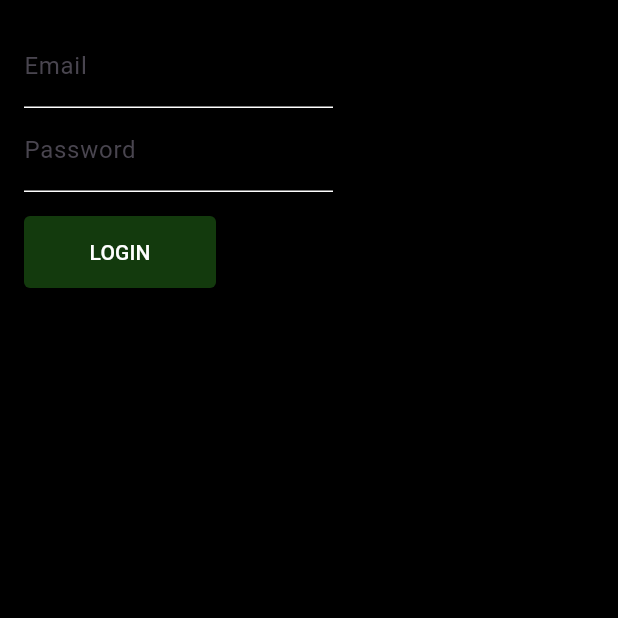
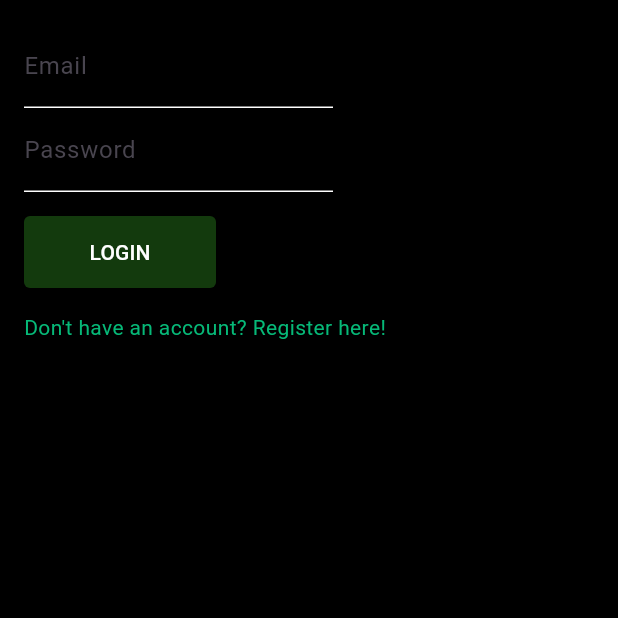
Before and after one commit to aryamaan-exe/RightBin, a Flutter app: the screen it shows after launch, after a tap on "LOGIN", on a phone screen of 412 x 824 dp, the top half of it. Run offline on Flutter 3.47's test engine with Material 3 defaults, Android fonts, the phone set to English and light mode, and no system bars; our stand-ins replace firebase_auth, firebase_core, image_picker, permission_handler; missing offline and left inert: google_mlkit_object_detection; accounts and stored records are empty; network calls fail.

Commit message:
login auth complete

```diff
--- a/lib/auth.dart
+++ b/lib/auth.dart
@@ -1,43 +1,86 @@
 import 'package:flutter/material.dart';
+import 'package:firebase_core/firebase_core.dart';
 import 'package:firebase_auth/firebase_auth.dart';
+import 'package:flutter/widgets.dart';
+import 'firebase_options.dart';
+import 'main.dart';
 import 'consts.dart';
 
 class AuthScreen extends StatefulWidget {
-  const AuthScreen({super.key});
+  const AuthScreen({Key? key}) : super(key: key);
 
   @override
   State<AuthScreen> createState() => _AuthScreenState();
 }
 
 class _AuthScreenState extends State<AuthScreen> {
-  int i = 0;
-  var pages = <Widget>[const Login()];
-  var titles = [const Text("Login"), const Text("Register")];
+  int i = 1;
+
+  @override
+  void initState() {
+    super.initState();
+  }
 
   @override
   Widget build(BuildContext context) {
+    dynamic screens = [const Register(), const Login()];
+    return FutureBuilder(
+        future: Firebase.initializeApp(
+          options: DefaultFirebaseOptions.currentPlatform,
+        ),
+        builder: (context, snapshot) {
+          switch (snapshot.connectionState) {
+            case ConnectionState.done:
               return MaterialApp(
+                routes: {
+                  '/home/': (context) => const HomeScreen(),
+                },
                 theme: Theme.of(context).copyWith(
-          textSelectionTheme: TextSelectionThemeData(selectionColor: bg),
-          inputDecorationTheme:
-              InputDecorationTheme(floatingLabelStyle: TextStyle(color: bg))),
+                  textSelectionTheme:
+                      TextSelectionThemeData(selectionColor: bg),
+                  inputDecorationTheme: InputDecorationTheme(
+                      floatingLabelStyle: TextStyle(color: bg)),
+                ),
                 home: Scaffold(
                   backgroundColor: dm,
                   body: SingleChildScrollView(
-            child: Padding(padding: const EdgeInsets.all(16), child: Login()),
-          )),
+                    padding: const EdgeInsets.all(16),
+                    child: screens[i],
+                  ),
+                ),
               );
+            default:
+              return Placeholder();
+          }
+        });
   }
 }
 
 class Login extends StatefulWidget {
-  const Login({super.key});
+  const Login({Key? key}) : super(key: key);
 
   @override
   State<Login> createState() => _LoginState();
 }
 
 class _LoginState extends State<Login> {
+  late final TextEditingController _email;
+  late final TextEditingController _password;
+
+  @override
+  void initState() {
+    _email = TextEditingController();
+    _password = TextEditingController();
+    super.initState();
+  }
+
+  @override
+  void dispose() {
+    _email.dispose();
+    _password.dispose();
+    super.dispose();
+  }
+
   @override
   Widget build(BuildContext context) {
     double width = MediaQuery.of(context).size.width;
@@ -47,10 +90,16 @@ class _LoginState extends State<Login> {
         SizedBox(
           width: width / 2,
           child: TextFormField(
-                style: fs, cursorColor: fg, decoration: fd('Email'))),
+            controller: _email,
+            style: fs,
+            cursorColor: fg,
+            decoration: fd('Email'),
+          ),
+        ),
         SizedBox(
           width: width / 2,
           child: TextFormField(
+            controller: _password,
             style: fs,
             cursorColor: fg,
             decoration: fd('Password'),
@@ -62,14 +111,116 @@ class _LoginState extends State<Login> {
         ),
         ElevatedButton(
           onPressed: () {
-            // do auth :O
+            signIn();
           },
           style: ebs2,
           child: Container(
             child: Center(child: Text("LOGIN")),
           ),
         ),
+        GestureDetector(
+            onTap: () {
+              setState(() {});
+            },
+            child: Padding(
+              padding: const EdgeInsets.fromLTRB(0, 16, 0, 0),
+              child: const Text(
+                "Don't have an account? Register here!",
+                style: TextStyle(color: Color.fromARGB(255, 6, 185, 120)),
+              ),
+            ))
       ],
     );
   }
+
+  Future<void> signIn() async {
+    try {
+      final email = _email.text;
+      final password = _password.text;
+      UserCredential credentials = await FirebaseAuth.instance
+          .signInWithEmailAndPassword(email: email, password: password);
+      Navigator.of(context).pushNamedAndRemoveUntil('/home/', (route) => false);
+    } catch (e) {
+      print("Sign in error: $e");
     }
+  }
+}
+
+class Register extends StatefulWidget {
+  const Register({super.key});
+
+  @override
+  State<Register> createState() => _RegisterState();
+}
+
+class _RegisterState extends State<Register> {
+  late final TextEditingController _email;
+  late final TextEditingController _password;
+
+  @override
+  void initState() {
+    _email = TextEditingController();
+    _password = TextEditingController();
+    super.initState();
+  }
+
+  @override
+  void dispose() {
+    _email.dispose();
+    _password.dispose();
+    super.dispose();
+  }
+
+  @override
+  Widget build(BuildContext context) {
+    double width = MediaQuery.of(context).size.width;
+    return Column(
+      crossAxisAlignment: CrossAxisAlignment.start,
+      children: [
+        SizedBox(
+          width: width / 2,
+          child: TextFormField(
+            controller: _email,
+            style: fs,
+            cursorColor: fg,
+            decoration: fd('Email'),
+          ),
+        ),
+        SizedBox(
+          width: width / 2,
+          child: TextFormField(
+            controller: _password,
+            style: fs,
+            cursorColor: fg,
+            decoration: fd('Password'),
+            obscureText: true,
+          ),
+        ),
+        SizedBox(
+          height: 16,
+        ),
+        ElevatedButton(
+          onPressed: () {
+            register();
+          },
+          style: ebs2,
+          child: Container(
+            child: Center(child: Text("REGISTER")),
+          ),
+        ),
+      ],
+    );
+  }
+
+  Future<void> register() async {
+    try {
+      final email = _email.text;
+      final password = _password.text;
+      UserCredential credentials = await FirebaseAuth.instance
+          .createUserWithEmailAndPassword(email: email, password: password);
+      Navigator.of(context).pushNamedAndRemoveUntil('/home/', (route) => false);
+    } catch (e) {
+      print("Sign in error: $e");
+    }
+  }
+}
--- a/lib/main.dart
+++ b/lib/main.dart
@@ -1,11 +1,21 @@
 import 'package:flutter/material.dart';
 import 'package:rightbin/consts.dart';
+import 'firebase_options.dart';
+import 'package:firebase_auth/firebase_auth.dart';
+import 'package:firebase_core/firebase_core.dart';
 import 'auth.dart';
 import 'camera.dart';
 import 'stats.dart';
 
 void main() async {
-  runApp(const AuthScreen());
+  try {
+    FirebaseAuth.instance.authStateChanges().listen((User? user) {
+      // (user != null) ? const HomeScreen() :
+      runApp(const AuthScreen());
+    });
+  } catch (e) {
+    runApp(const AuthScreen());
+  }
 }
 
 class HomeScreen extends StatefulWidget {
--- a/pubspec.yaml
+++ b/pubspec.yaml
@@ -38,8 +38,10 @@ dependencies:
   image_picker: ^1.0.7
   permission_handler: ^11.3.1
   google_mlkit_object_detection: ^0.12.1
-  firebase_auth: ^4.19.2
+  firebase_ui_auth: ^1.14.0
+  firebase_auth: ^4.19.4
   http: ^1.2.1
+  firebase_core: ^2.30.1
 
 dev_dependencies:
   flutter_test:
```
Also changed, not shown: firebase.json (added), lib/firebase_options.dart (added), pubspec.lock, 8 other files. Lines whose indentation alone changed are shown as unchanged.
